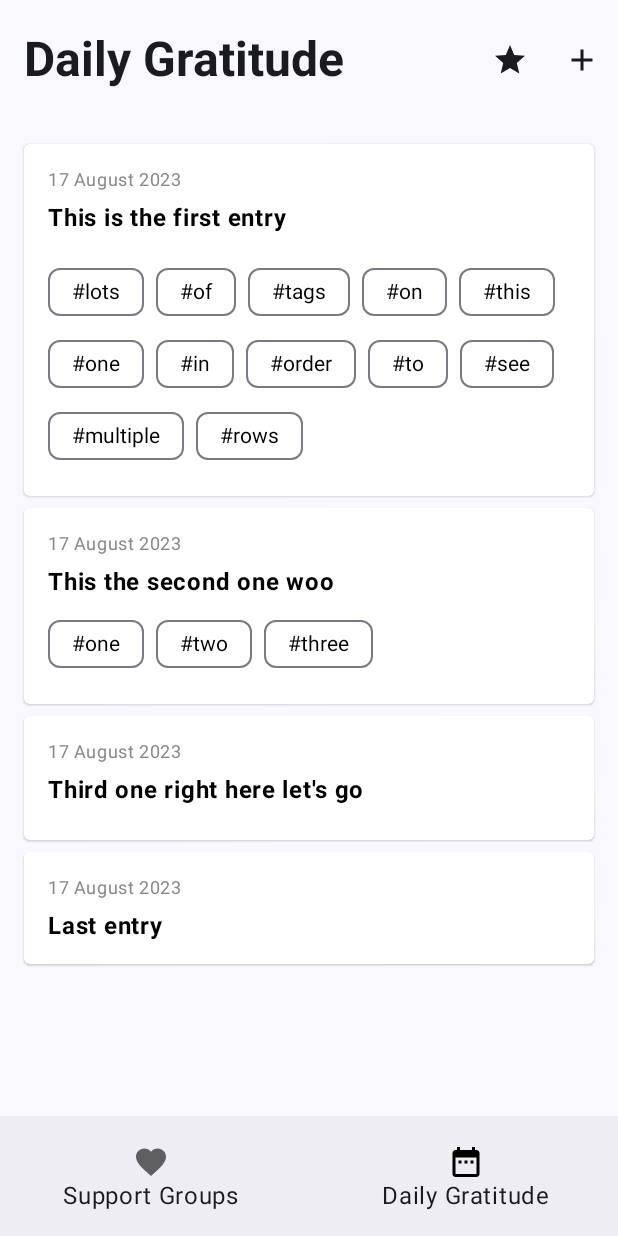
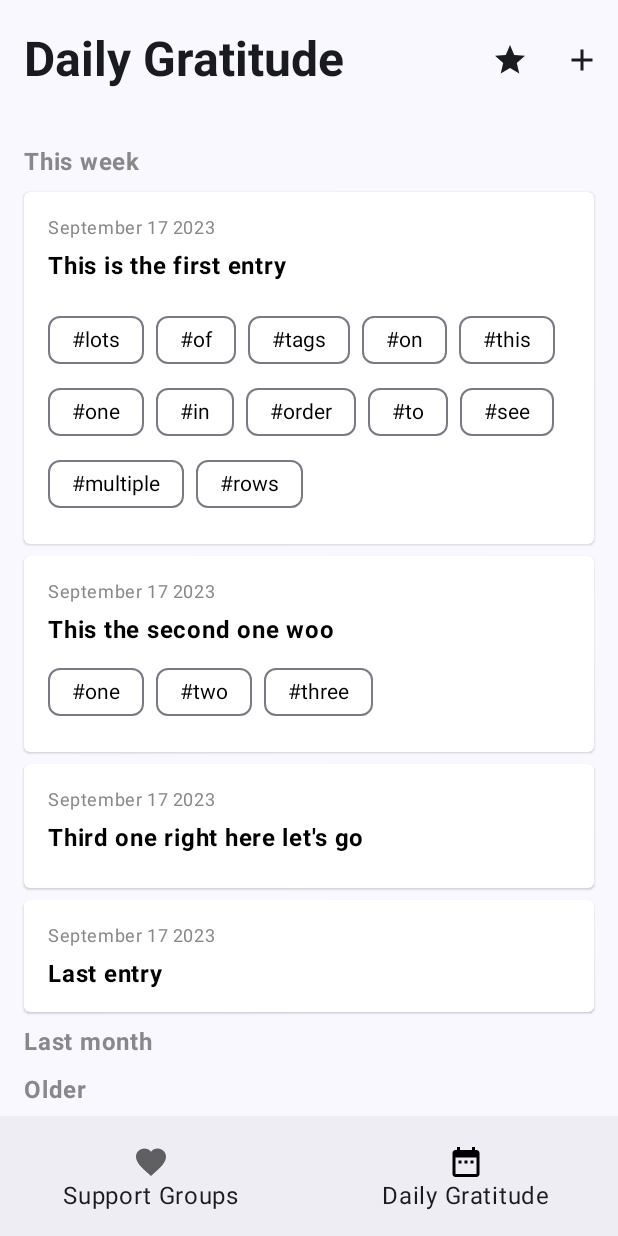
Before and after one commit to robertwastaken/DailyGratitude, an Android app built with Jetpack Compose: the screen it shows after launch (MainActivity), on a phone screen of 412 x 824 dp. Run offline under Robolectric (Android 15) with nearby library versions, the phone set to English and light mode, and no system bars; our stand-ins replace Dagger/Hilt's generated code; pictures from the network do not load.

Commit message:
Use Date for entries

```diff
--- a/app/src/main/java/com/robert/dailygratitude/ui/HomeScreen.kt
+++ b/app/src/main/java/com/robert/dailygratitude/ui/HomeScreen.kt
@@ -3,18 +3,24 @@ package com.robert.dailygratitude.ui
 import androidx.compose.foundation.layout.Arrangement
 import androidx.compose.foundation.layout.PaddingValues
 import androidx.compose.foundation.layout.fillMaxSize
+import androidx.compose.foundation.layout.fillMaxWidth
 import androidx.compose.foundation.layout.padding
 import androidx.compose.foundation.lazy.LazyColumn
 import androidx.compose.foundation.lazy.itemsIndexed
 import androidx.compose.material3.ExperimentalMaterial3Api
 import androidx.compose.material3.Scaffold
+import androidx.compose.material3.Text
 import androidx.compose.runtime.Composable
 import androidx.compose.ui.Alignment
 import androidx.compose.ui.Modifier
+import androidx.compose.ui.graphics.Color
+import androidx.compose.ui.text.font.FontWeight
+import androidx.compose.ui.text.style.TextAlign
 import androidx.compose.ui.unit.dp
 import com.robert.dailygratitude.ui.components.EntryCard
 import com.robert.dailygratitude.ui.components.EntryCardModel
 import com.robert.dailygratitude.ui.components.HomeTopAppBar
+import java.util.Calendar
 
 @OptIn(ExperimentalMaterial3Api::class)
 @Composable
@@ -24,7 +30,7 @@ fun HomeScreen(
 ) {
     val list = listOf(
         EntryCardModel(
-            date = "17 August 2023",
+            date = Calendar.getInstance().apply { set(2023, 8, 17) }.time,
             description = "This is the first entry",
             images = "https://picsum.photos/300/200",
             tags = listOf(
@@ -43,17 +49,17 @@ fun HomeScreen(
             )
         ),
         EntryCardModel(
-            date = "17 August 2023",
+            date = Calendar.getInstance().apply { set(2023, 8, 17) }.time,
             description = "This the second one woo",
             tags = listOf("#one", "#two", "#three")
         ),
         EntryCardModel(
-            date = "17 August 2023",
+            date = Calendar.getInstance().apply { set(2023, 8, 17) }.time,
             description = "Third one right here let's go",
             images = "https://picsum.photos/300/200"
         ),
         EntryCardModel(
-            date = "17 August 2023",
+            date = Calendar.getInstance().apply { set(2023, 8, 17) }.time,
             description = "Last entry"
         )
     )
@@ -74,12 +80,41 @@ fun HomeScreen(
             verticalArrangement = Arrangement.spacedBy(8.dp),
             horizontalAlignment = Alignment.CenterHorizontally
         ) {
+            item {
+                Text(
+                    modifier = Modifier.fillMaxWidth(),
+                    color = Color.Gray,
+                    textAlign = TextAlign.Start,
+                    fontWeight = FontWeight.Bold,
+                    text = "This week"
+                )
+            }
             itemsIndexed(list) { index, entry ->
                 EntryCard(
                     model = entry,
                     onClick = { onCardClick(index) }
                 )
             }
+
+            item {
+                Text(
+                    modifier = Modifier.fillMaxWidth(),
+                    color = Color.Gray,
+                    textAlign = TextAlign.Start,
+                    fontWeight = FontWeight.Bold,
+                    text = "Last month"
+                )
+            }
+
+            item {
+                Text(
+                    modifier = Modifier.fillMaxWidth(),
+                    color = Color.Gray,
+                    textAlign = TextAlign.Start,
+                    fontWeight = FontWeight.Bold,
+                    text = "Older"
+                )
+            }
         }
     }
 }
--- a/app/src/main/java/com/robert/dailygratitude/ui/components/EntryCard.kt
+++ b/app/src/main/java/com/robert/dailygratitude/ui/components/EntryCard.kt
@@ -23,6 +23,10 @@ import androidx.compose.ui.unit.dp
 import coil.compose.AsyncImage
 import com.robert.dailygratitude.R
 import com.robert.dailygratitude.ui.theme.Typography
+import java.text.SimpleDateFormat
+import java.util.Calendar
+import java.util.Date
+import java.util.Locale
 
 @OptIn(ExperimentalMaterial3Api::class, ExperimentalLayoutApi::class)
 @Composable
@@ -44,7 +48,7 @@ fun EntryCard(
         {
             Text(
                 style = Typography.bodySmall.copy(color = Color.Gray),
-                text = model.date
+                text = SimpleDateFormat("MMMM dd yyyy", Locale.US).format(model.date)
             )
 
             Text(
@@ -83,7 +87,7 @@ fun EntryCard(
 }
 
 data class EntryCardModel(
-    val date: String,
+    val date: Date,
     val description: String,
     val images: String? = null,
     val tags: List<String>? = null
@@ -93,7 +97,7 @@ data class EntryCardModel(
 @Composable
 fun EntryCardPreview() {
     val model = EntryCardModel(
-        date = "August 16 2023",
+        date = Calendar.getInstance().time,
         description = "This is the description of the thinggy",
         images = "images",
         tags = listOf("#one", "#two", "#three")
```
